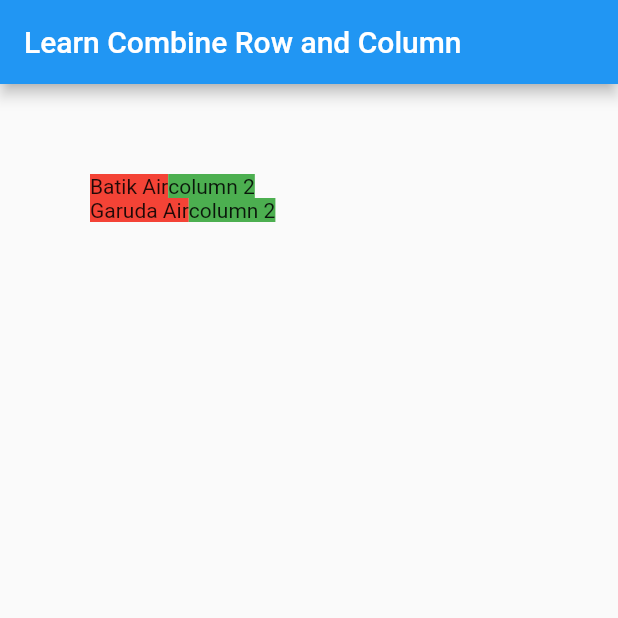
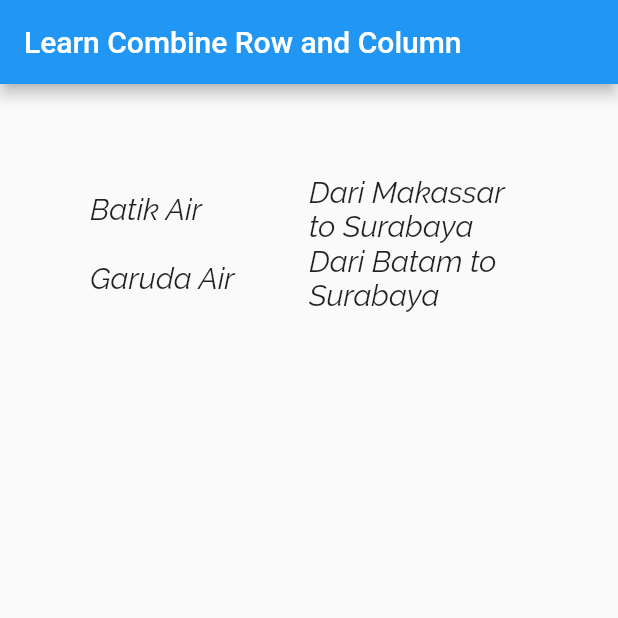
Before and after one commit to alfirajessica/UI_dart, a Flutter app: the screen it shows after launch, on a phone screen of 412 x 824 dp, the top half of it. Run offline on Flutter 3.47's test engine with Material 2 defaults, Android fonts, the phone set to English and light mode, and no system bars.

Commit message:
combine row and col using expand

```diff
--- a/lib/app_screens/Combinerowcol.dart
+++ b/lib/app_screens/Combinerowcol.dart
@@ -16,25 +16,44 @@ class Combinerowcol extends StatelessWidget {
           children: <Widget>[
             Row(
               children: <Widget>[
-                Container(
-                  decoration: BoxDecoration(color: Colors.red),
-                  child: Text("Batik Air"),
+                Expanded(
+                  child: Text("Batik Air",
+                      textDirection: TextDirection.ltr,
+                      style: TextStyle(
+                          decoration: TextDecoration.none,
+                          fontFamily: 'Raleway',
+                          fontSize: 20.0,
+                          fontStyle: FontStyle.italic)),
                 ),
-                Container(
-                  decoration: BoxDecoration(color: Colors.green),
-                  child: Text('column 2'),
-                ),
+                Expanded(
+                    child: Text("Dari Makassar to Surabaya ",
+                        textDirection: TextDirection.ltr,
+                        style: TextStyle(
+                            decoration: TextDecoration.none,
+                            fontFamily: 'Raleway',
+                            fontSize: 20.0,
+                            fontStyle: FontStyle.italic))),
               ],
             ),
             Row(
               children: <Widget>[
-                Container(
-                  decoration: BoxDecoration(color: Colors.red),
-                  child: Text("Garuda Air"),
+                Expanded(
+                  child: Text("Garuda Air",
+                      textDirection: TextDirection.ltr,
+                      style: TextStyle(
+                          decoration: TextDecoration.none,
+                          fontFamily: 'Raleway',
+                          fontSize: 20.0,
+                          fontStyle: FontStyle.italic)),
                 ),
-                Container(
-                  decoration: BoxDecoration(color: Colors.green),
-                  child: Text('column 2'),
+                Expanded(
+                  child: Text('Dari Batam to Surabaya ',
+                      textDirection: TextDirection.ltr,
+                      style: TextStyle(
+                          decoration: TextDecoration.none,
+                          fontFamily: 'Raleway',
+                          fontSize: 20.0,
+                          fontStyle: FontStyle.italic)),
                 ),
               ],
             ),
```
